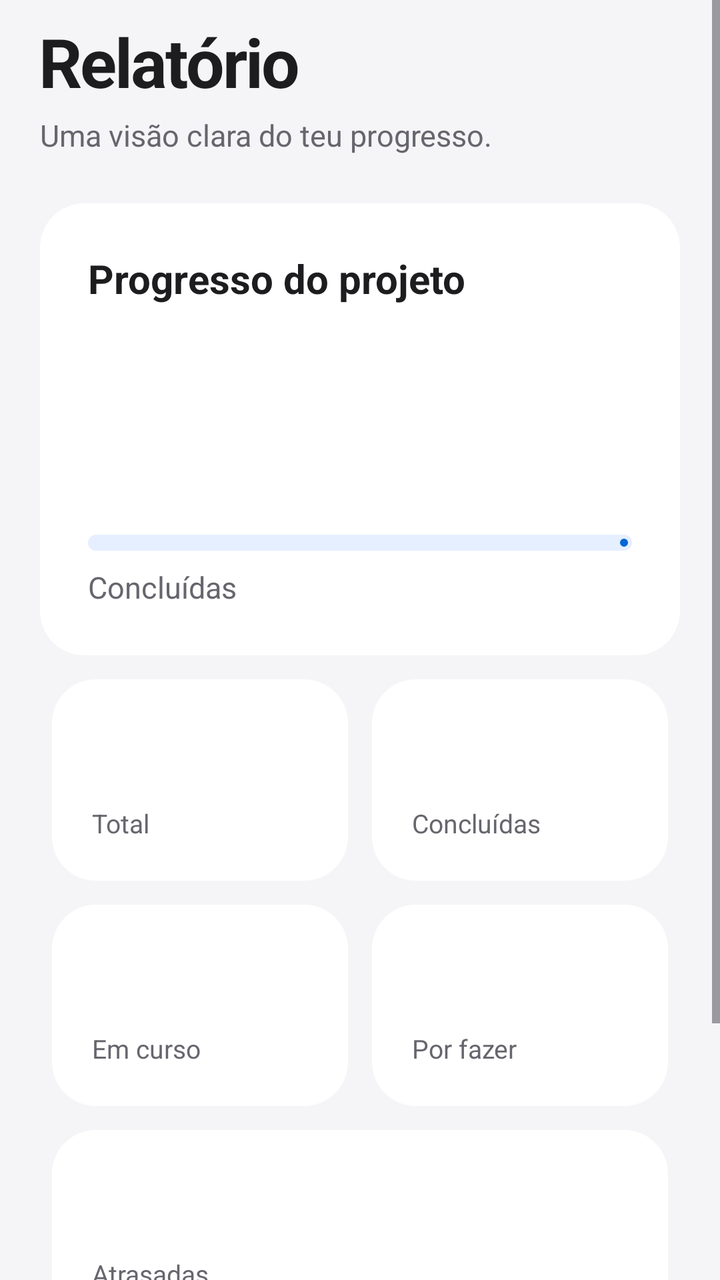
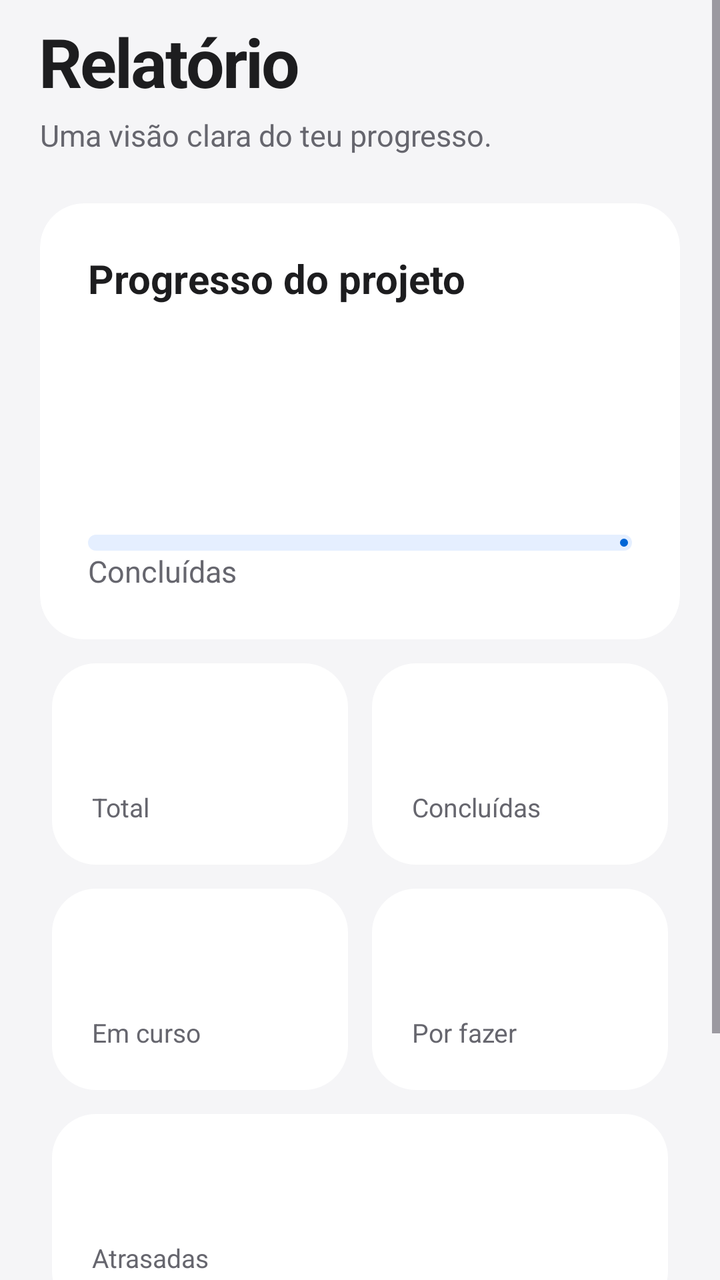

An Android layout rendered at two revisions. The XML below is the earlier revision; the diff shows what the commit changed to produce the second picture.
<!-- AndroidManifest.xml: application theme Theme.TaskFlow -->
<!-- res/layout/activity_relatorio.xml -->
<?xml version="1.0" encoding="utf-8"?>
<ScrollView
    xmlns:android="http://schemas.android.com/apk/res/android"
    xmlns:app="http://schemas.android.com/apk/res-auto"
    android:id="@+id/raiz"
    android:layout_width="match_parent"
    android:layout_height="match_parent"
    android:background="@color/fundo"
    android:fillViewport="true"
    android:clipToPadding="false">
    <LinearLayout
        android:layout_width="match_parent"
        android:layout_height="wrap_content"
        android:orientation="vertical"
        android:paddingStart="20dp"
        android:paddingEnd="20dp"
        android:paddingBottom="28dp">
        <TextView style="@style/TituloGrande" android:text="@string/relatorio"/>
        <TextView style="@style/TextoApoio" android:text="@string/relatorio_apoio"/>
        <ProgressBar
            android:id="@+id/loading"
            android:layout_width="28dp"
            android:layout_height="28dp"
            android:layout_gravity="center"
            android:layout_marginTop="12dp"
            android:visibility="gone"/>
        <Space android:layout_width="1dp" android:layout_height="24dp"/>
        <com.google.android.material.card.MaterialCardView
            style="@style/Cartao"
            android:layout_width="match_parent"
            android:layout_height="wrap_content">
            <LinearLayout
                android:layout_width="match_parent"
                android:layout_height="wrap_content"
                android:orientation="vertical"
                android:padding="24dp">
                <TextView style="@style/TituloSecao" android:text="@string/progresso_projeto"/>
                <TextView
                    android:id="@+id/numero_percentagem"
                    style="@style/TituloGrande"
                    android:textSize="56sp"
                    android:textColor="@color/roxo"
                    android:layout_marginTop="16dp"/>
                <com.google.android.material.progressindicator.LinearProgressIndicator
                    android:id="@+id/progresso_relatorio"
                    android:layout_width="match_parent"
                    android:layout_height="wrap_content"
                    android:layout_marginTop="12dp"
                    android:layout_marginBottom="8dp"
                    android:progress="0"
                    app:indicatorColor="@color/roxo"
                    app:trackColor="@color/roxo_suave"
                    app:trackThickness="8dp"
                    app:trackCornerRadius="4dp"/>
                <TextView style="@style/TextoApoio" android:text="@string/concluidas"/>
            </LinearLayout>
        </com.google.android.material.card.MaterialCardView>
        <LinearLayout
            android:layout_width="match_parent"
            android:layout_height="wrap_content"
            android:orientation="horizontal"
            android:baselineAligned="false"
            android:layout_marginTop="12dp">
            <LinearLayout
                style="@style/TileRelatorio"
                android:layout_width="0dp"
                android:layout_height="wrap_content"
                android:layout_weight="1">
                <TextView android:id="@+id/numero_total" style="@style/TileNumero" android:textColor="@color/texto"/>
                <TextView style="@style/TileRotulo" android:text="@string/total"/>
            </LinearLayout>
            <LinearLayout
                style="@style/TileRelatorio"
                android:layout_width="0dp"
                android:layout_height="wrap_content"
                android:layout_weight="1">
                <TextView
                    android:id="@+id/numero_concluidas"
                    style="@style/TileNumero"
                    android:textColor="@color/verde"/>
                <TextView style="@style/TileRotulo" android:text="@string/concluidas"/>
            </LinearLayout>
        </LinearLayout>
        <LinearLayout
            android:layout_width="match_parent"
            android:layout_height="wrap_content"
            android:orientation="horizontal"
            android:baselineAligned="false"
            android:layout_marginTop="12dp">
            <LinearLayout
                style="@style/TileRelatorio"
                android:layout_width="0dp"
                android:layout_height="wrap_content"
                android:layout_weight="1">
                <TextView android:id="@+id/numero_em_curso" style="@style/TileNumero" android:textColor="@color/azul"/>
                <TextView style="@style/TileRotulo" android:text="@string/em_curso"/>
            </LinearLayout>
            <LinearLayout
                style="@style/TileRelatorio"
                android:layout_width="0dp"
                android:layout_height="wrap_content"
                android:layout_weight="1">
                <TextView
                    android:id="@+id/numero_por_fazer"
                    style="@style/TileNumero"
                    android:textColor="@color/texto"/>
                <TextView style="@style/TileRotulo" android:text="@string/por_fazer"/>
            </LinearLayout>
        </LinearLayout>
        <LinearLayout
            android:layout_width="match_parent"
            android:layout_height="wrap_content"
            android:orientation="horizontal"
            android:baselineAligned="false"
            android:layout_marginTop="12dp">
            <LinearLayout
                style="@style/TileRelatorio"
                android:layout_width="0dp"
                android:layout_height="wrap_content"
                android:layout_weight="1">
                <TextView
                    android:id="@+id/numero_atrasadas"
                    style="@style/TileNumero"
                    android:textColor="@color/vermelho"/>
                <TextView style="@style/TileRotulo" android:text="@string/atrasadas"/>
            </LinearLayout>
        </LinearLayout>
        <Space android:layout_width="1dp" android:layout_height="28dp"/>
        <TextView style="@style/TituloSecao" android:text="@string/por_pessoa"/>
        <Space android:layout_width="1dp" android:layout_height="12dp"/>
        <LinearLayout
            android:layout_width="match_parent"
            android:layout_height="wrap_content"
            android:orientation="vertical"
            android:id="@+id/linha_por_pessoa"
            android:background="@drawable/bg_cartao"
            android:padding="20dp">
</LinearLayout>
    </LinearLayout>
</ScrollView>
<!-- resources referenced by this layout -->
<resources>
  <color name="azul">#0066D6</color>
  <color name="fundo">#F5F5F7</color>
  <color name="roxo">#0066D6</color>
  <color name="roxo_suave">#E5EFFF</color>
  <color name="texto">#1D1D1F</color>
  <color name="verde">#24843D</color>
  <color name="vermelho">#D92D25</color>
  <string name="atrasadas">Atrasadas</string>
  <string name="concluidas">Concluídas</string>
  <string name="em_curso">Em curso</string>
  <string name="por_fazer">Por fazer</string>
  <string name="por_pessoa">Tarefas por pessoa</string>
  <string name="progresso_projeto">Progresso do projeto</string>
  <string name="relatorio">Relatório</string>
  <string name="relatorio_apoio">Uma visão clara do teu progresso.</string>
  <string name="total">Total</string>
  <style name="Cartao" parent="Widget.Material3.CardView.Elevated">
          <item name="cardBackgroundColor">@color/cartao</item>
          <item name="cardCornerRadius">22dp</item>
          <item name="cardElevation">0dp</item>
          <item name="strokeWidth">0dp</item>
      </style>
  <style name="TextoApoio">
          <item name="android:layout_width">match_parent</item>
          <item name="android:layout_height">wrap_content</item>
          <item name="android:textSize">15sp</item>
          <item name="android:lineSpacingExtra">4dp</item>
          <item name="android:textColor">@color/texto_secundario</item>
      </style>
  <style name="TileNumero">
          <item name="android:layout_width">match_parent</item>
          <item name="android:layout_height">wrap_content</item>
          <item name="android:textColor">@color/texto</item>
          <item name="android:textSize">32sp</item>
          <item name="android:textStyle">bold</item>
      </style>
  <style name="TileRelatorio">
          <item name="android:orientation">vertical</item>
          <item name="android:background">@drawable/bg_cartao</item>
          <item name="android:padding">20dp</item>
          <item name="android:layout_marginStart">6dp</item>
          <item name="android:layout_marginEnd">6dp</item>
      </style>
  <style name="TileRotulo" parent="TextoApoio">
          <item name="android:textSize">13sp</item>
      </style>
  <style name="TituloGrande">
          <item name="android:layout_width">match_parent</item>
          <item name="android:layout_height">wrap_content</item>
          <item name="android:textSize">34sp</item>
          <item name="android:textColor">@color/texto</item>
          <item name="android:textStyle">bold</item>
          <item name="android:letterSpacing">-0.03</item>
          <item name="android:paddingTop">8dp</item>
          <item name="android:paddingBottom">4dp</item>
      </style>
  <style name="TituloSecao" parent="TextoApoio">
          <item name="android:textSize">20sp</item>
          <item name="android:textColor">@color/texto</item>
          <item name="android:textStyle">bold</item>
      </style>
  <style name="Theme.TaskFlow" parent="Base.Theme.TaskFlow" />
  <color name="cartao">#FFFFFF</color>
  <color name="texto_secundario">#66666E</color>
  <style name="ShapeAppearance.TaskFlow.Dialog" parent="ShapeAppearance.Material3.Corner.Large">
          <item name="cornerSize">24dp</item>
      </style>
  <!-- unchanged entries left out for length: 3 -->
</resources>

<!-- the commit's change to res/layout/activity_relatorio.xml (unified diff, before → after) -->
@@ -8,133 +8,312 @@
     android:background="@color/fundo"
     android:fillViewport="true"
     android:clipToPadding="false">
-    <LinearLayout
+
+    <androidx.constraintlayout.widget.ConstraintLayout
         android:layout_width="match_parent"
         android:layout_height="wrap_content"
-        android:orientation="vertical"
-        android:paddingStart="20dp"
-        android:paddingEnd="20dp"
-        android:paddingBottom="28dp">
-        <TextView style="@style/TituloGrande" android:text="@string/relatorio"/>
-        <TextView style="@style/TextoApoio" android:text="@string/relatorio_apoio"/>
+        android:paddingStart="@dimen/margem"
+        android:paddingEnd="@dimen/margem"
+        android:paddingBottom="@dimen/margem_grande">
+
+        <TextView
+            android:id="@+id/titulo_relatorio"
+            style="@style/TituloGrande"
+            android:layout_width="0dp"
+            android:layout_height="wrap_content"
+            android:text="@string/relatorio"
+            app:layout_constraintEnd_toEndOf="parent"
+            app:layout_constraintStart_toStartOf="parent"
+            app:layout_constraintTop_toTopOf="parent"/>
+
+        <TextView
+            android:id="@+id/texto_apoio_relatorio"
+            style="@style/TextoApoio"
+            android:layout_width="0dp"
+            android:layout_height="wrap_content"
+            android:text="@string/relatorio_apoio"
+            app:layout_constraintEnd_toEndOf="parent"
+            app:layout_constraintStart_toStartOf="parent"
+            app:layout_constraintTop_toBottomOf="@id/titulo_relatorio"/>
+
+        
         <ProgressBar
             android:id="@+id/loading"
-            android:layout_width="28dp"
-            android:layout_height="28dp"
-            android:layout_gravity="center"
-            android:layout_marginTop="12dp"
-            android:visibility="gone"/>
-        <Space android:layout_width="1dp" android:layout_height="24dp"/>
+            android:layout_width="@dimen/altura_indicador"
+            android:layout_height="@dimen/altura_indicador"
+            android:layout_marginTop="@dimen/margem_pequena"
+            android:visibility="gone"
+            app:layout_constraintEnd_toEndOf="parent"
+            app:layout_constraintStart_toStartOf="parent"
+            app:layout_constraintTop_toBottomOf="@id/texto_apoio_relatorio"/>
+
+        
         <com.google.android.material.card.MaterialCardView
+            android:id="@+id/cartao_progresso"
             style="@style/Cartao"
-            android:layout_width="match_parent"
-            android:layout_height="wrap_content">
-            <LinearLayout
+            android:layout_width="0dp"
+            android:layout_height="wrap_content"
+            android:layout_marginTop="@dimen/espaco_24"
+            app:layout_constraintEnd_toEndOf="parent"
+            app:layout_constraintStart_toStartOf="parent"
+            app:layout_constraintTop_toBottomOf="@id/loading">
+
+            <androidx.constraintlayout.widget.ConstraintLayout
                 android:layout_width="match_parent"
                 android:layout_height="wrap_content"
-                android:orientation="vertical"
-                android:padding="24dp">
-                <TextView style="@style/TituloSecao" android:text="@string/progresso_projeto"/>
+                android:padding="@dimen/espaco_24">
+
+                <TextView
+                    android:id="@+id/titulo_progresso"
+                    style="@style/TituloSecao"
+                    android:layout_width="0dp"
+                    android:layout_height="wrap_content"
+                    android:text="@string/progresso_projeto"
+                    app:layout_constraintEnd_toEndOf="parent"
+                    app:layout_constraintStart_toStartOf="parent"
+                    app:layout_constraintTop_toTopOf="parent"/>
+
                 <TextView
                     android:id="@+id/numero_percentagem"
                     style="@style/TituloGrande"
+                    android:layout_width="0dp"
+                    android:layout_height="wrap_content"
+                    android:layout_marginTop="@dimen/espaco_16"
+                    android:textColor="@color/roxo"
                     android:textSize="56sp"
-                    android:textColor="@color/roxo"
-                    android:layout_marginTop="16dp"/>
+                    app:layout_constraintEnd_toEndOf="parent"
+                    app:layout_constraintStart_toStartOf="parent"
+                    app:layout_constraintTop_toBottomOf="@id/titulo_progresso"/>
+
                 <com.google.android.material.progressindicator.LinearProgressIndicator
                     android:id="@+id/progresso_relatorio"
-                    android:layout_width="match_parent"
+                    android:layout_width="0dp"
                     android:layout_height="wrap_content"
-                    android:layout_marginTop="12dp"
-                    android:layout_marginBottom="8dp"
+                    android:layout_marginTop="@dimen/margem_pequena"
+                    android:layout_marginBottom="@dimen/espaco_8"
                     android:progress="0"
                     app:indicatorColor="@color/roxo"
                     app:trackColor="@color/roxo_suave"
-                    app:trackThickness="8dp"
-                    app:trackCornerRadius="4dp"/>
-                <TextView style="@style/TextoApoio" android:text="@string/concluidas"/>
-            </LinearLayout>
+                    app:trackThickness="@dimen/espaco_8"
+                    app:trackCornerRadius="@dimen/espaco_4"
+                    app:layout_constraintEnd_toEndOf="parent"
+                    app:layout_constraintStart_toStartOf="parent"
+                    app:layout_constraintTop_toBottomOf="@id/numero_percentagem"/>
+
+                <TextView
+                    android:id="@+id/texto_concluidas"
+                    style="@style/TextoApoio"
+                    android:layout_width="0dp"
+                    android:layout_height="wrap_content"
+                    android:text="@string/concluidas"
+                    app:layout_constraintBottom_toBottomOf="parent"
+                    app:layout_constraintEnd_toEndOf="parent"
+                    app:layout_constraintStart_toStartOf="parent"
+                    app:layout_constraintTop_toBottomOf="@id/progresso_relatorio"/>
+            </androidx.constraintlayout.widget.ConstraintLayout>
         </com.google.android.material.card.MaterialCardView>
-        <LinearLayout
-            android:layout_width="match_parent"
-            android:layout_height="wrap_content"
-            android:orientation="horizontal"
-            android:baselineAligned="false"
-            android:layout_marginTop="12dp">
-            <LinearLayout
-                style="@style/TileRelatorio"
-                android:layout_width="0dp"
-                android:layout_height="wrap_content"
-                android:layout_weight="1">
-                <TextView android:id="@+id/numero_total" style="@style/TileNumero" android:textColor="@color/texto"/>
-                <TextView style="@style/TileRotulo" android:text="@string/total"/>
-            </LinearLayout>
-            <LinearLayout
-                style="@style/TileRelatorio"
-                android:layout_width="0dp"
-                android:layout_height="wrap_content"
-                android:layout_weight="1">
-                <TextView
-                    android:id="@+id/numero_concluidas"
-                    style="@style/TileNumero"
-                    android:textColor="@color/verde"/>
-                <TextView style="@style/TileRotulo" android:text="@string/concluidas"/>
-            </LinearLayout>
-        </LinearLayout>
-        <LinearLayout
-            android:layout_width="match_parent"
-            android:layout_height="wrap_content"
-            android:orientation="horizontal"
-            android:baselineAligned="false"
-            android:layout_marginTop="12dp">
-            <LinearLayout
-                style="@style/TileRelatorio"
-                android:layout_width="0dp"
-                android:layout_height="wrap_content"
-                android:layout_weight="1">
-                <TextView android:id="@+id/numero_em_curso" style="@style/TileNumero" android:textColor="@color/azul"/>
-                <TextView style="@style/TileRotulo" android:text="@string/em_curso"/>
-            </LinearLayout>
-            <LinearLayout
-                style="@style/TileRelatorio"
-                android:layout_width="0dp"
-                android:layout_height="wrap_content"
-                android:layout_weight="1">
-                <TextView
-                    android:id="@+id/numero_por_fazer"
-                    style="@style/TileNumero"
-                    android:textColor="@color/texto"/>
-                <TextView style="@style/TileRotulo" android:text="@string/por_fazer"/>
-            </LinearLayout>
-        </LinearLayout>
-        <LinearLayout
-            android:layout_width="match_parent"
-            android:layout_height="wrap_content"
-            android:orientation="horizontal"
-            android:baselineAligned="false"
-            android:layout_marginTop="12dp">
-            <LinearLayout
-                style="@style/TileRelatorio"
-                android:layout_width="0dp"
-                android:layout_height="wrap_content"
-                android:layout_weight="1">
-                <TextView
-                    android:id="@+id/numero_atrasadas"
-                    style="@style/TileNumero"
-                    android:textColor="@color/vermelho"/>
-                <TextView style="@style/TileRotulo" android:text="@string/atrasadas"/>
-            </LinearLayout>
-        </LinearLayout>
-        <Space android:layout_width="1dp" android:layout_height="28dp"/>
-        <TextView style="@style/TituloSecao" android:text="@string/por_pessoa"/>
-        <Space android:layout_width="1dp" android:layout_height="12dp"/>
-        <LinearLayout
-            android:layout_width="match_parent"
-            android:layout_height="wrap_content"
-            android:orientation="vertical"
-            android:id="@+id/linha_por_pessoa"
+
+        
+        <androidx.constraintlayout.widget.ConstraintLayout
+            android:id="@+id/tile_total"
+            style="@style/TileRelatorio"
+            android:layout_width="0dp"
+            android:layout_height="wrap_content"
+            android:layout_marginTop="@dimen/margem_pequena"
+            app:layout_constraintEnd_toStartOf="@id/tile_concluidas"
+            app:layout_constraintStart_toStartOf="parent"
+            app:layout_constraintTop_toBottomOf="@id/cartao_progresso">
+
+            <TextView
+                android:id="@+id/numero_total"
+                style="@style/TileNumero"
+                android:layout_width="0dp"
+                android:layout_height="wrap_content"
+                android:textColor="@color/texto"
+                app:layout_constraintEnd_toEndOf="parent"
+                app:layout_constraintStart_toStartOf="parent"
+                app:layout_constraintTop_toTopOf="parent"/>
+
+            <TextView
+                android:id="@+id/rotulo_total"
+                style="@style/TileRotulo"
+                android:layout_width="0dp"
+                android:layout_height="wrap_content"
+                android:text="@string/total"
+                app:layout_constraintBottom_toBottomOf="parent"
+                app:layout_constraintEnd_toEndOf="parent"
+                app:layout_constraintStart_toStartOf="parent"
+                app:layout_constraintTop_toBottomOf="@id/numero_total"/>
+        </androidx.constraintlayout.widget.ConstraintLayout>
+
+        <androidx.constraintlayout.widget.ConstraintLayout
+            android:id="@+id/tile_concluidas"
+            style="@style/TileRelatorio"
+            android:layout_width="0dp"
+            android:layout_height="wrap_content"
+            android:layout_marginTop="@dimen/margem_pequena"
+            app:layout_constraintEnd_toEndOf="parent"
+            app:layout_constraintStart_toEndOf="@id/tile_total"
+            app:layout_constraintTop_toBottomOf="@id/cartao_progresso">
+
+            <TextView
+                android:id="@+id/numero_concluidas"
+                style="@style/TileNumero"
+                android:layout_width="0dp"
+                android:layout_height="wrap_content"
+                android:textColor="@color/verde"
+                app:layout_constraintEnd_toEndOf="parent"
+                app:layout_constraintStart_toStartOf="parent"
+                app:layout_constraintTop_toTopOf="parent"/>
+
+            <TextView
+                android:id="@+id/rotulo_concluidas"
+                style="@style/TileRotulo"
+                android:layout_width="0dp"
+                android:layout_height="wrap_content"
+                android:text="@string/concluidas"
+                app:layout_constraintBottom_toBottomOf="parent"
+                app:layout_constraintEnd_toEndOf="parent"
+                app:layout_constraintStart_toStartOf="parent"
+                app:layout_constraintTop_toBottomOf="@id/numero_concluidas"/>
+        </androidx.constraintlayout.widget.ConstraintLayout>
+
+        
+        <androidx.constraintlayout.widget.ConstraintLayout
+            android:id="@+id/tile_em_curso"
+            style="@style/TileRelatorio"
+            android:layout_width="0dp"
+            android:layout_height="wrap_content"
+            android:layout_marginTop="@dimen/margem_pequena"
+            app:layout_constraintEnd_toStartOf="@id/tile_por_fazer"
+            app:layout_constraintStart_toStartOf="parent"
+            app:layout_constraintTop_toBottomOf="@id/tile_total">
+
+            <TextView
+                android:id="@+id/numero_em_curso"
+                style="@style/TileNumero"
+                android:layout_width="0dp"
+                android:layout_height="wrap_content"
+                android:textColor="@color/azul"
+                app:layout_constraintEnd_toEndOf="parent"
+                app:layout_constraintStart_toStartOf="parent"
+                app:layout_constraintTop_toTopOf="parent"/>
+
+            <TextView
+                android:id="@+id/rotulo_em_curso"
+                style="@style/TileRotulo"
+                android:layout_width="0dp"
+                android:layout_height="wrap_content"
+                android:text="@string/em_curso"
+                app:layout_constraintBottom_toBottomOf="parent"
+                app:layout_constraintEnd_toEndOf="parent"
+                app:layout_constraintStart_toStartOf="parent"
+                app:layout_constraintTop_toBottomOf="@id/numero_em_curso"/>
+        </androidx.constraintlayout.widget.ConstraintLayout>
+
+        <androidx.constraintlayout.widget.ConstraintLayout
+            android:id="@+id/tile_por_fazer"
+            style="@style/TileRelatorio"
+            android:layout_width="0dp"
+            android:layout_height="wrap_content"
+            android:layout_marginTop="@dimen/margem_pequena"
+            app:layout_constraintEnd_toEndOf="parent"
+            app:layout_constraintStart_toEndOf="@id/tile_em_curso"
+            app:layout_constraintTop_toBottomOf="@id/tile_total">
+
+            <TextView
+                android:id="@+id/numero_por_fazer"
+                style="@style/TileNumero"
+                android:layout_width="0dp"
+                android:layout_height="wrap_content"
+                android:textColor="@color/texto"
+                app:layout_constraintEnd_toEndOf="parent"
+                app:layout_constraintStart_toStartOf="parent"
+                app:layout_constraintTop_toTopOf="parent"/>
+
+            <TextView
+                android:id="@+id/rotulo_por_fazer"
+                style="@style/TileRotulo"
+                android:layout_width="0dp"
+                android:layout_height="wrap_content"
+                android:text="@string/por_fazer"
+                app:layout_constraintBottom_toBottomOf="parent"
+                app:layout_constraintEnd_toEndOf="parent"
+                app:layout_constraintStart_toStartOf="parent"
+                app:layout_constraintTop_toBottomOf="@id/numero_por_fazer"/>
+        </androidx.constraintlayout.widget.ConstraintLayout>
+
+        
+        <androidx.constraintlayout.widget.ConstraintLayout
+            android:id="@+id/tile_atrasadas"
+            style="@style/TileRelatorio"
+            android:layout_width="0dp"
+            android:layout_height="wrap_content"
+            android:layout_marginTop="@dimen/margem_pequena"
+            app:layout_constraintEnd_toEndOf="parent"
+            app:layout_constraintStart_toStartOf="parent"
+            app:layout_constraintTop_toBottomOf="@id/tile_em_curso">
+
+            <TextView
+                android:id="@+id/numero_atrasadas"
+                style="@style/TileNumero"
+                android:layout_width="0dp"
+                android:layout_height="wrap_content"
+                android:textColor="@color/vermelho"
+                app:layout_constraintEnd_toEndOf="parent"
+                app:layout_constraintStart_toStartOf="parent"
+                app:layout_constraintTop_toTopOf="parent"/>
+
+            <TextView
+                android:id="@+id/rotulo_atrasadas"
+                style="@style/TileRotulo"
+                android:layout_width="0dp"
+                android:layout_height="wrap_content"
+                android:text="@string/atrasadas"
+                app:layout_constraintBottom_toBottomOf="parent"
+                app:layout_constraintEnd_toEndOf="parent"
+                app:layout_constraintStart_toStartOf="parent"
+                app:layout_constraintTop_toBottomOf="@id/numero_atrasadas"/>
+        </androidx.constraintlayout.widget.ConstraintLayout>
+
+        
+        <TextView
+            android:id="@+id/titulo_pessoas"
+            style="@style/TituloSecao"
+            android:layout_width="0dp"
+            android:layout_height="wrap_content"
+            android:layout_marginTop="@dimen/margem_grande"
+            android:text="@string/por_pessoa"
+            app:layout_constraintEnd_toEndOf="parent"
+            app:layout_constraintStart_toStartOf="parent"
+            app:layout_constraintTop_toBottomOf="@id/tile_atrasadas"/>
+
+        <TextView
+            android:id="@+id/texto_sem_atribuicoes"
+            style="@style/TextoApoio"
+            android:layout_width="0dp"
+            android:layout_height="wrap_content"
+            android:layout_marginTop="@dimen/margem_pequena"
             android:background="@drawable/bg_cartao"
-            android:padding="20dp">
-</LinearLayout>
-    </LinearLayout>
+            android:padding="@dimen/margem"
+            android:text="@string/sem_atribuicoes"
+            android:visibility="gone"
+            app:layout_constraintEnd_toEndOf="parent"
+            app:layout_constraintStart_toStartOf="parent"
+            app:layout_constraintTop_toBottomOf="@id/titulo_pessoas"/>
+
+        
+        <androidx.recyclerview.widget.RecyclerView
+            android:id="@+id/lista_pessoas"
+            android:layout_width="0dp"
+            android:layout_height="wrap_content"
+            android:layout_marginTop="@dimen/margem_pequena"
+            android:background="@drawable/bg_cartao"
+            android:nestedScrollingEnabled="false"
+            android:padding="@dimen/margem"
+            app:layout_constraintEnd_toEndOf="parent"
+            app:layout_constraintStart_toStartOf="parent"
+            app:layout_constraintTop_toBottomOf="@id/titulo_pessoas"/>
+
+    </androidx.constraintlayout.widget.ConstraintLayout>
 </ScrollView>
<!-- resource entries referenced after the edit -->
@@ -7,6 +7,14 @@
   <color name="texto">#1D1D1F</color>
   <color name="verde">#24843D</color>
   <color name="vermelho">#D92D25</color>
+  <dimen name="altura_indicador">28dp</dimen>
+  <dimen name="espaco_16">16dp</dimen>
+  <dimen name="espaco_24">24dp</dimen>
+  <dimen name="espaco_4">4dp</dimen>
+  <dimen name="espaco_8">8dp</dimen>
+  <dimen name="margem">20dp</dimen>
+  <dimen name="margem_grande">28dp</dimen>
+  <dimen name="margem_pequena">12dp</dimen>
   <string name="atrasadas">Atrasadas</string>
   <string name="concluidas">Concluídas</string>
   <string name="em_curso">Em curso</string>
@@ -15,57 +23,64 @@
   <string name="progresso_projeto">Progresso do projeto</string>
   <string name="relatorio">Relatório</string>
   <string name="relatorio_apoio">Uma visão clara do teu progresso.</string>
+  <string name="sem_atribuicoes">Ainda não há tarefas atribuídas.</string>
   <string name="total">Total</string>
   <style name="Cartao" parent="Widget.Material3.CardView.Elevated">
           <item name="cardBackgroundColor">@color/cartao</item>
-          <item name="cardCornerRadius">22dp</item>
+          <item name="cardCornerRadius">@dimen/raio_cartao</item>
           <item name="cardElevation">0dp</item>
           <item name="strokeWidth">0dp</item>
       </style>
   <style name="TextoApoio">
           <item name="android:layout_width">match_parent</item>
           <item name="android:layout_height">wrap_content</item>
-          <item name="android:textSize">15sp</item>
-          <item name="android:lineSpacingExtra">4dp</item>
+          <item name="android:textSize">@dimen/texto_apoio</item>
+          <item name="android:lineSpacingExtra">@dimen/espaco_4</item>
           <item name="android:textColor">@color/texto_secundario</item>
       </style>
   <style name="TileNumero">
           <item name="android:layout_width">match_parent</item>
           <item name="android:layout_height">wrap_content</item>
           <item name="android:textColor">@color/texto</item>
-          <item name="android:textSize">32sp</item>
+          <item name="android:textSize">@dimen/texto_numero</item>
           <item name="android:textStyle">bold</item>
       </style>
   <style name="TileRelatorio">
-          <item name="android:orientation">vertical</item>
           <item name="android:background">@drawable/bg_cartao</item>
-          <item name="android:padding">20dp</item>
-          <item name="android:layout_marginStart">6dp</item>
-          <item name="android:layout_marginEnd">6dp</item>
+          <item name="android:padding">@dimen/margem</item>
+          <item name="android:layout_marginStart">@dimen/espaco_6</item>
+          <item name="android:layout_marginEnd">@dimen/espaco_6</item>
       </style>
   <style name="TileRotulo" parent="TextoApoio">
-          <item name="android:textSize">13sp</item>
+          <item name="android:textSize">@dimen/texto_secundario</item>
       </style>
   <style name="TituloGrande">
           <item name="android:layout_width">match_parent</item>
           <item name="android:layout_height">wrap_content</item>
-          <item name="android:textSize">34sp</item>
+          <item name="android:textSize">@dimen/texto_titulo</item>
           <item name="android:textColor">@color/texto</item>
           <item name="android:textStyle">bold</item>
           <item name="android:letterSpacing">-0.03</item>
-          <item name="android:paddingTop">8dp</item>
-          <item name="android:paddingBottom">4dp</item>
+          <item name="android:paddingTop">@dimen/espaco_8</item>
+          <item name="android:paddingBottom">@dimen/espaco_4</item>
       </style>
   <style name="TituloSecao" parent="TextoApoio">
-          <item name="android:textSize">20sp</item>
+          <item name="android:textSize">@dimen/texto_secao</item>
           <item name="android:textColor">@color/texto</item>
           <item name="android:textStyle">bold</item>
       </style>
   <style name="Theme.TaskFlow" parent="Base.Theme.TaskFlow" />
   <color name="cartao">#FFFFFF</color>
+  <dimen name="raio_cartao">22dp</dimen>
+  <dimen name="texto_apoio">15sp</dimen>
   <color name="texto_secundario">#66666E</color>
+  <dimen name="texto_numero">32sp</dimen>
+  <dimen name="espaco_6">6dp</dimen>
+  <dimen name="texto_secundario">13sp</dimen>
+  <dimen name="texto_titulo">34sp</dimen>
+  <dimen name="texto_secao">20sp</dimen>
   <style name="ShapeAppearance.TaskFlow.Dialog" parent="ShapeAppearance.Material3.Corner.Large">
-          <item name="cornerSize">24dp</item>
+          <item name="cornerSize">@dimen/espaco_24</item>
       </style>
   <!-- unchanged entries left out for length: 3 -->
 </resources>
